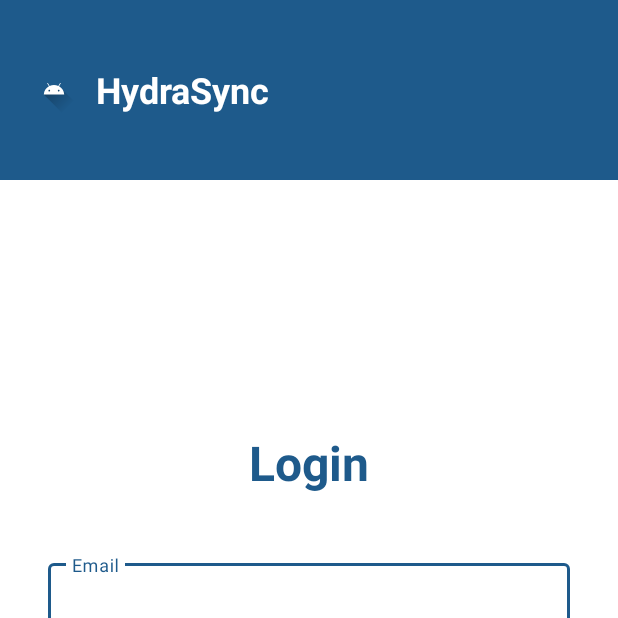
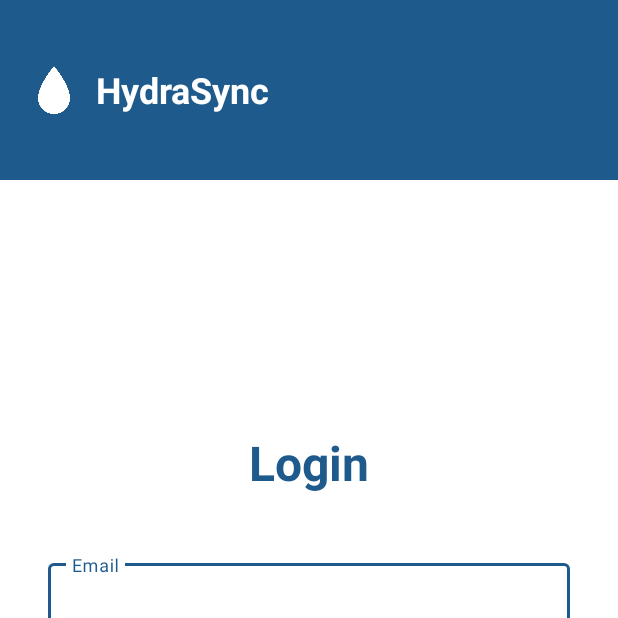
Before and after one commit to DigiDashs/HydraSync-Mendoza, an Android app built with Jetpack Compose: the screen it shows after launch (LoginActivity), on a phone screen of 412 x 824 dp, the top half of it. Run offline under Robolectric (Android 15) with nearby library versions, the phone set to English and light mode, and no system bars; our stand-ins replace Firebase (no records; nobody signed in at launch, a user with empty details on screens opened directly).

Commit message:
Fixed Logo and Splash Screen for Hydrasync

```diff
--- a/app/build.gradle.kts
+++ b/app/build.gradle.kts
@@ -86,4 +86,7 @@ dependencies {
     testImplementation(libs.junit)
     androidTestImplementation(libs.androidx.junit)
     androidTestImplementation(libs.androidx.espresso.core)
+
+    //splash
+    implementation("androidx.core:core-splashscreen:1.0.1")
 }
--- a/app/src/main/AndroidManifest.xml
+++ b/app/src/main/AndroidManifest.xml
@@ -19,12 +19,14 @@
         <!-- Login Activity (Main Launcher) -->
         <activity
             android:name=".login.LoginActivity"
-            android:exported="true">
+            android:exported="true"
+            android:theme="@style/Theme.HydraSync.Splash">
             <intent-filter>
                 <action android:name="android.intent.action.MAIN" />
                 <category android:name="android.intent.category.LAUNCHER" />
             </intent-filter>
         </activity>
+
 
         <!-- Register Activity -->
         <activity
--- a/app/src/main/java/com/example/hydrasync/login/LoginActivity.kt
+++ b/app/src/main/java/com/example/hydrasync/login/LoginActivity.kt
@@ -13,6 +13,7 @@ import com.google.android.material.textfield.TextInputEditText
 import com.google.android.material.textfield.TextInputLayout
 import android.widget.TextView
 import android.widget.ProgressBar
+import androidx.core.splashscreen.SplashScreen.Companion.installSplashScreen
 
 class LoginActivity : AppCompatActivity(), LoginContract.View {
 
@@ -27,6 +28,7 @@ class LoginActivity : AppCompatActivity(), LoginContract.View {
     private lateinit var presenter: LoginPresenter
 
     override fun onCreate(savedInstanceState: Bundle?) {
+        installSplashScreen()
         super.onCreate(savedInstanceState)
         setContentView(R.layout.activity_login)
 
--- a/app/src/main/res/layout/activity_history.xml
+++ b/app/src/main/res/layout/activity_history.xml
@@ -27,7 +27,7 @@
                 android:layout_width="24dp"
                 android:layout_height="24dp"
                 android:layout_marginEnd="8dp"
-                android:src="@drawable/ic_launcher_foreground"
+                android:src="@drawable/drop_transparent"
                 android:contentDescription="Water drop icon"
                 app:tint="@android:color/white" />
 
--- a/app/src/main/res/layout/activity_home.xml
+++ b/app/src/main/res/layout/activity_home.xml
@@ -38,7 +38,7 @@
                 android:layout_width="24dp"
                 android:layout_height="24dp"
                 android:layout_marginEnd="8dp"
-                android:src="@drawable/ic_launcher_foreground"
+                android:src="@drawable/drop_transparent"
                 app:tint="@android:color/white"
                 android:contentDescription="App logo" />
 
--- a/app/src/main/res/layout/activity_login.xml
+++ b/app/src/main/res/layout/activity_login.xml
@@ -17,7 +17,7 @@
         <ImageView
             android:layout_width="32dp"
             android:layout_height="32dp"
-            android:src="@drawable/ic_launcher_foreground"
+            android:src="@drawable/drop_transparent"
             android:layout_marginEnd="12dp" />
 
         <TextView
--- a/app/src/main/res/layout/activity_register.xml
+++ b/app/src/main/res/layout/activity_register.xml
@@ -22,7 +22,7 @@
             <ImageView
                 android:layout_width="32dp"
                 android:layout_height="32dp"
-                android:src="@drawable/ic_launcher_foreground"
+                android:src="@drawable/drop_transparent"
                 android:layout_marginEnd="12dp" />
 
             <TextView
--- a/app/src/main/res/layout/activity_settings.xml
+++ b/app/src/main/res/layout/activity_settings.xml
@@ -27,7 +27,7 @@
                 android:layout_width="24dp"
                 android:layout_height="24dp"
                 android:layout_marginEnd="8dp"
-                android:src="@drawable/ic_launcher_foreground"
+                android:src="@drawable/drop_transparent"
                 android:contentDescription="Water drop icon"
                 app:tint="@android:color/white" />
 
--- a/app/src/main/res/values/themes.xml
+++ b/app/src/main/res/values/themes.xml
@@ -8,5 +8,17 @@
         <item name="colorSecondary">#4CAF50</item>
         <item name="android:statusBarColor">?attr/colorPrimary</item>
     </style>
+     <style name="Theme.HydraSync.Splash" parent="Theme.SplashScreen">
+        <!-- Your drop.png -->
+        <item name="windowSplashScreenAnimatedIcon">@drawable/drop</item>
+        <!-- Optional background color -->
+         <item name="windowSplashScreenBackground">@color/hydra_blue</item>
+        <!-- Optional animation duration -->
+        <item name="windowSplashScreenAnimationDuration">200</item>
+        <!-- The theme that takes over after splash -->
+        <item name="postSplashScreenTheme">@style/Theme.HydraSync</item>
+    </style>
+
+
 
 </resources>
```
Also changed, not shown: app/src/main/res/drawable/drop.png (added), app/src/main/res/drawable/drop_transparent.png (added).
